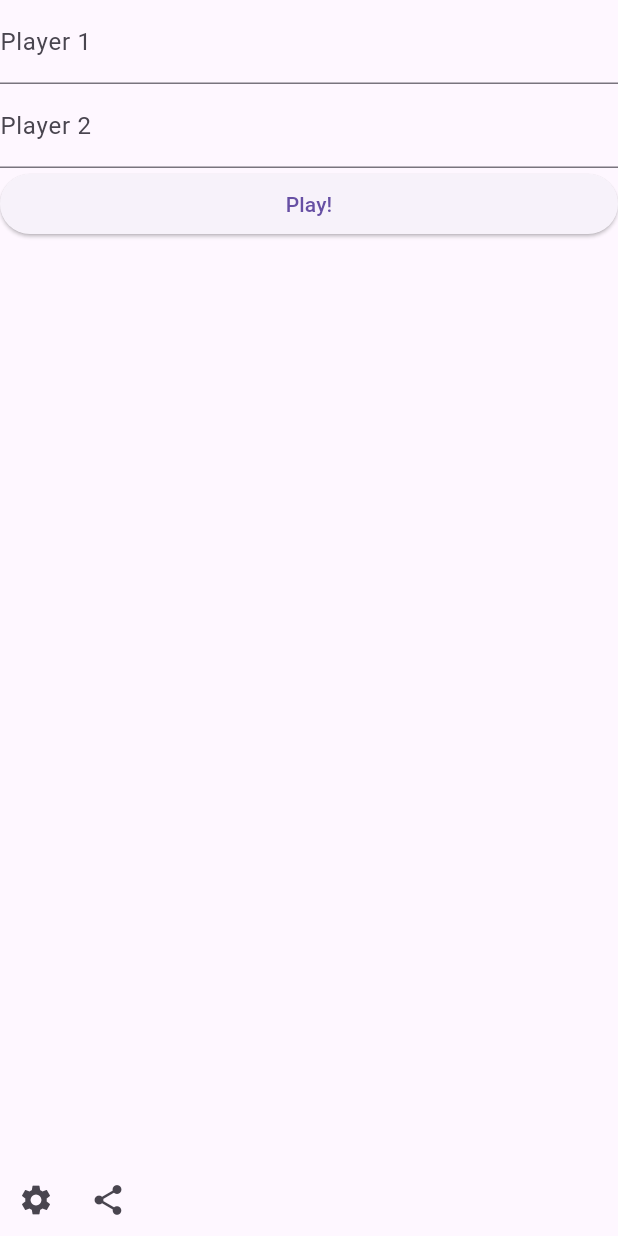
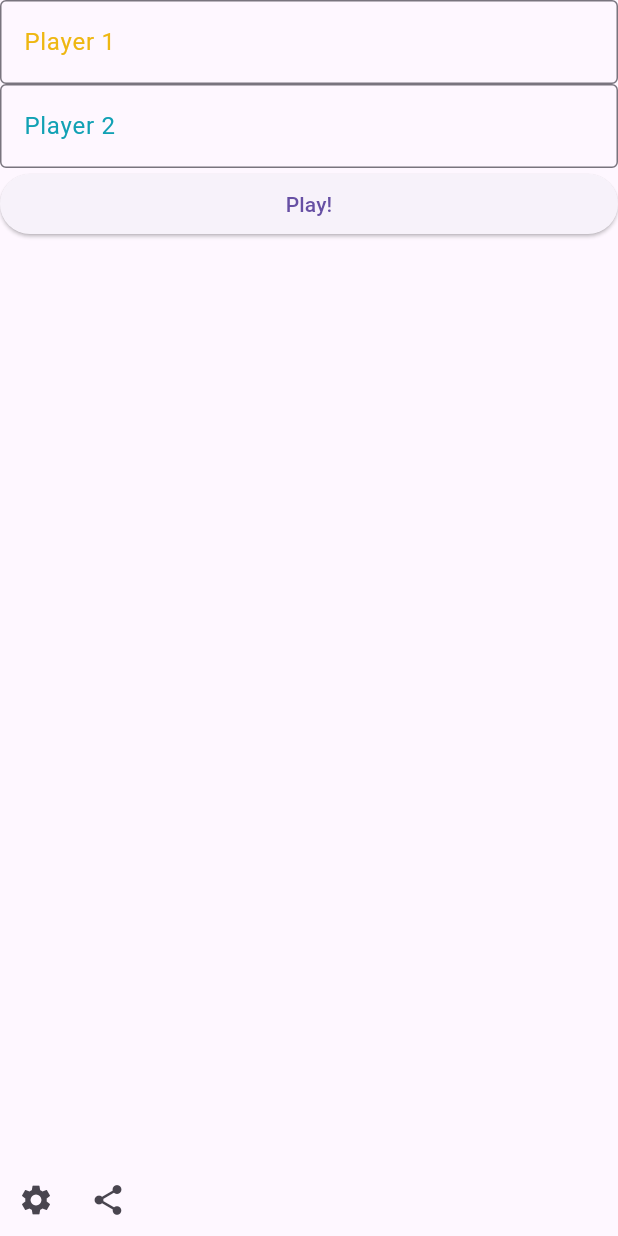
Before and after one commit to box-bm/Minimal-tic-tac-toe, a Flutter app: the screen it shows after launch, on a phone screen of 412 x 824 dp. Run offline on Flutter 3.47's test engine with Material 2 defaults, Android fonts, the phone set to English and light mode, and no system bars; our stand-ins replace animated_text_kit, bloc, equatable, flutter_bloc, hydrated_bloc.

Commit message:
implemented players bloc and managing sstate globally

```diff
--- a/lib/bloc/players/players_event.dart
+++ b/lib/bloc/players/players_event.dart
@@ -6,3 +6,35 @@ abstract class PlayersEvent extends Equatable {
   @override
   List<Object> get props => [];
 }
+
+class ChangePlayerName extends PlayersEvent {
+  final int playerNumber;
+  final String name;
+
+  const ChangePlayerName({
+    required this.playerNumber,
+    required this.name,
+  });
+}
+
+class ChangePlayerColor extends PlayersEvent {
+  final int playerNumber;
+  final Color color;
+
+  const ChangePlayerColor({
+    required this.playerNumber,
+    required this.color,
+  });
+}
+
+class ChangePlayerIconData extends PlayersEvent {
+  final int playerNumber;
+  final IconData iconData;
+
+  const ChangePlayerIconData({
+    required this.playerNumber,
+    required this.iconData,
+  });
+}
+
+class ResetChanges extends PlayersEvent {}
--- a/lib/bloc/players/players_state.dart
+++ b/lib/bloc/players/players_state.dart
@@ -1,10 +1,39 @@
 part of 'players_bloc.dart';
 
 abstract class PlayersState extends Equatable {
-  const PlayersState();
+  final Player player1;
+  final Player player2;
+  const PlayersState(
+      {this.player1 = const Player(), this.player2 = const Player()});
+
+  Map<String, dynamic>? toJson() {
+    return {};
+  }
 
   @override
-  List<Object> get props => [];
+  List<Object> get props => [player1, player2];
 }
 
-class PlayersInitial extends PlayersState {}
+class PlayersInitial extends PlayersState {
+  const PlayersInitial({
+    super.player1 = const Player(
+        playerName: "Player 1",
+        color: Color.fromARGB(255, 238, 183, 18),
+        iconData: Icons.close),
+    super.player2 = const Player(
+        playerName: "Player 2",
+        color: Color.fromARGB(255, 17, 161, 180),
+        iconData: Icons.circle_outlined),
+  });
+}
+
+class PlayersLoaded extends PlayersState {
+  const PlayersLoaded({required super.player1, required super.player2});
+  @override
+  Map<String, dynamic> toJson() {
+    return {
+      'player1': player1.toJson(),
+      'player2': player2.toJson(),
+    };
+  }
+}
--- a/lib/bloc/tik_tak_toe/tik_tak_toe_bloc.dart
+++ b/lib/bloc/tik_tak_toe/tik_tak_toe_bloc.dart
@@ -8,30 +8,21 @@ part 'tik_tak_toe_event.dart';
 part 'tik_tak_toe_state.dart';
 
 class TikTakToeBloc extends Bloc<TikTakToeEvent, TikTakToeState> {
-  TikTakToeBloc({
-    required List<Player> players,
-    required int playerTurnIndex,
-  }) : super(
-          TikTakToeInitial(
-            playerTurnIndex: playerTurnIndex,
-            players: players,
-          ),
-        ) {
-    on<InitBoard>((event, emit) {
-      add(const CreateNewBoard());
-    });
-
+  TikTakToeBloc() : super(const TikTakToeInitial()) {
     on<CreateNewBoard>((event, emit) {
-      var board = createBoardByDimensions(event.size);
+      var board = createBoardByDimensions(event.size ?? state.boardSize);
 
       emit(TikTakToeInitial(
-          players: state.players,
+          players: event.players ?? state.players,
           playerTurnIndex: state.playerTurnIndex,
           board: board,
-          boardSize: state.boardSize));
+          boardSize: event.size ?? state.boardSize));
+    });
+    on<InitBoard>((event, emit) {
+      add(CreateNewBoard(players: event.players, size: event.size));
     });
     on<ResetBoard>((event, emit) {
-      add(CreateNewBoard(size: state.boardSize));
+      add(const CreateNewBoard());
     });
     on<SelectOption>((event, emit) {
       var newBoard = state.board;
--- a/lib/bloc/tik_tak_toe/tik_tak_toe_event.dart
+++ b/lib/bloc/tik_tak_toe/tik_tak_toe_event.dart
@@ -9,12 +9,14 @@ abstract class TikTakToeEvent extends Equatable {
 
 class InitBoard extends TikTakToeEvent {
   final int size;
-  const InitBoard({this.size = 3});
+  final List<Player> players;
+  const InitBoard({this.size = 3, required this.players});
 }
 
 class CreateNewBoard extends TikTakToeEvent {
-  final int size;
-  const CreateNewBoard({this.size = 3});
+  final int? size;
+  final List<Player>? players;
+  const CreateNewBoard({this.size, this.players});
 }
 
 class ResetBoard extends TikTakToeEvent {}
--- a/lib/bloc/tik_tak_toe/tik_tak_toe_state.dart
+++ b/lib/bloc/tik_tak_toe/tik_tak_toe_state.dart
@@ -23,8 +23,8 @@ abstract class TikTakToeState extends Equatable {
 
 class TikTakToeInitial extends TikTakToeState {
   const TikTakToeInitial({
-    required super.players,
-    required super.playerTurnIndex,
+    super.playerTurnIndex = 0,
+    super.players = const [],
     super.playerWinner,
     super.board = const [],
     super.boardSize = 3,
--- a/lib/bloc_states.dart
+++ b/lib/bloc_states.dart
@@ -1,7 +1,7 @@
 import 'package:flutter/material.dart';
 import 'package:flutter_bloc/flutter_bloc.dart';
+import 'package:tik_tak_toe/bloc/players/players_bloc.dart';
 import 'package:tik_tak_toe/bloc/tik_tak_toe/tik_tak_toe_bloc.dart';
-import 'package:tik_tak_toe/models/player.dart';
 
 class BlocAppStates extends StatelessWidget {
   final Widget child;
@@ -10,18 +10,8 @@ class BlocAppStates extends StatelessWidget {
   @override
   Widget build(BuildContext context) {
     return MultiBlocProvider(providers: [
-      BlocProvider<TikTakToeBloc>(
-        create: (context) => TikTakToeBloc(players: const [
-          Player(
-              playerName: "Player 1",
-              color: Color.fromARGB(255, 238, 183, 18),
-              iconData: Icons.close),
-          Player(
-              playerName: "Player 2",
-              color: Color.fromARGB(255, 17, 161, 180),
-              iconData: Icons.circle_outlined),
-        ], playerTurnIndex: 1),
-      )
+      BlocProvider<PlayersBloc>(create: (context) => PlayersBloc()),
+      BlocProvider<TikTakToeBloc>(create: (context) => TikTakToeBloc())
     ], child: child);
   }
 }
--- a/lib/screens/presentation.dart
+++ b/lib/screens/presentation.dart
@@ -1,4 +1,7 @@
 import 'package:flutter/material.dart';
+import 'package:flutter_bloc/flutter_bloc.dart';
+import 'package:tik_tak_toe/bloc/players/players_bloc.dart';
+import 'package:tik_tak_toe/bloc/tik_tak_toe/tik_tak_toe_bloc.dart';
 import 'package:tik_tak_toe/screens/settings.dart';
 import 'package:tik_tak_toe/screens/tik_tak_toe.dart';
 
@@ -14,16 +17,45 @@ class Presentation extends StatelessWidget {
           child: Column(
         crossAxisAlignment: CrossAxisAlignment.stretch,
         children: [
-          const TextField(
-            decoration:
-                InputDecoration(labelText: "Player 1", hintText: "Player 1"),
+          TextField(
+            onChanged: (value) {
+              context.read<PlayersBloc>().add(ChangePlayerName(
+                  playerNumber: 1, name: value.isEmpty ? "Player 1" : value));
+            },
+            decoration: InputDecoration(
+                border: const OutlineInputBorder(),
+                focusedBorder: OutlineInputBorder(
+                    borderSide: BorderSide(
+                        color:
+                            context.read<PlayersBloc>().state.player1.color ??
+                                const Color(0xFF000000))),
+                labelStyle: TextStyle(
+                    color: context.read<PlayersBloc>().state.player1.color),
+                labelText: "Player 1",
+                hintText: "Player 1"),
           ),
-          const TextField(
-            decoration:
-                InputDecoration(labelText: "Player 2", hintText: "Player 2"),
+          TextField(
+            onChanged: (value) {
+              context.read<PlayersBloc>().add(ChangePlayerName(
+                  playerNumber: 2, name: value.isEmpty ? "Player 2" : value));
+            },
+            decoration: InputDecoration(
+                border: const OutlineInputBorder(),
+                focusedBorder: OutlineInputBorder(
+                    borderSide: BorderSide(
+                        color:
+                            context.read<PlayersBloc>().state.player2.color ??
+                                const Color(0xFF000000))),
+                labelStyle: TextStyle(
+                    color: context.read<PlayersBloc>().state.player2.color),
+                labelText: "Player 2",
+                hintText: "Player 2"),
           ),
           ElevatedButton(
               onPressed: () {
+                var playersState = context.read<PlayersBloc>().state;
+                context.read<TikTakToeBloc>().add(InitBoard(
+                    players: [playersState.player1, playersState.player2]));
                 Navigator.pushNamed(context, TikTakToe.route);
               },
               child: const Text("Play!")),
--- a/lib/screens/tik_tak_toe.dart
+++ b/lib/screens/tik_tak_toe.dart
@@ -14,12 +14,6 @@ class TikTakToe extends StatefulWidget {
 }
 
 class _TikTakToeState extends State<TikTakToe> {
-  @override
-  void initState() {
-    super.initState();
-    context.read<TikTakToeBloc>().add(const InitBoard());
-  }
-
   @override
   Widget build(BuildContext context) {
     return Scaffold(
--- a/pubspec.yaml
+++ b/pubspec.yaml
@@ -40,6 +40,7 @@ dependencies:
   hydrated_bloc: ^9.1.0
   equatable: ^2.0.5
   animated_text_kit: ^4.2.2
+  path_provider: ^2.0.14
 
 dev_dependencies:
   flutter_test:
```
Also changed, not shown: lib/bloc/players/players_bloc.dart (+60 -5 lines), lib/main.dart (+8 -1 lines), lib/models/player.dart (+26 -2 lines), pubspec.lock, 7 other files.
